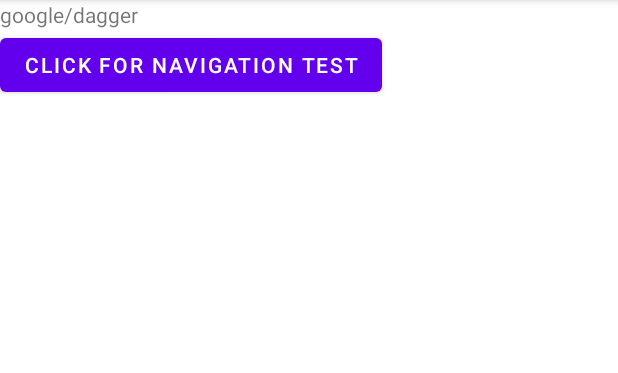
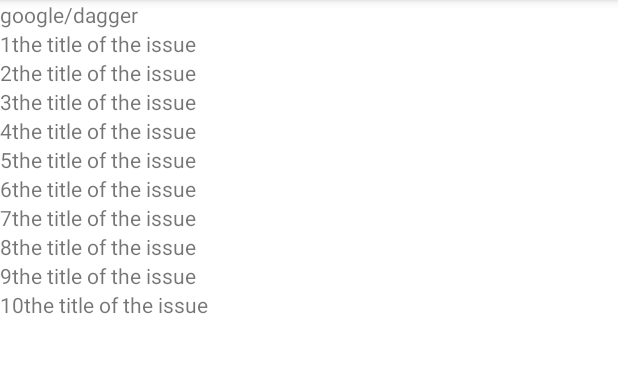
Before and after one commit to thingsflow/android-intern-practice, an Android app: the screen it shows after launch (MainActivity), on a phone screen of 412 x 824 dp, the part 84-457 px from its top. Run offline under Robolectric (Android 15) with nearby library versions, the phone set to English and light mode, and no system bars; our stand-ins replace Dagger/Hilt's generated code.

Commit message:
Add recyclerview

```diff
--- /dev/null
+++ b/app/src/main/java/com/thingsflow/internapplication/ui/main/IssueListAdapter.kt
@@ -0,0 +1,39 @@
+package com.thingsflow.internapplication.ui.main
+
+import android.view.LayoutInflater
+import android.view.ViewGroup
+import androidx.navigation.Navigation
+import androidx.recyclerview.widget.ListAdapter
+import androidx.recyclerview.widget.RecyclerView
+import com.thingsflow.internapplication.R
+import com.thingsflow.internapplication.data.IssueData
+import com.thingsflow.internapplication.databinding.IssueItemBinding
+import javax.inject.Inject
+
+class IssueListAdapter @Inject constructor() :
+    ListAdapter<IssueData, IssueListAdapter.IssueListViewHolder>(IssueListCallBack) {
+
+    override fun onCreateViewHolder(parent: ViewGroup, viewType: Int): IssueListViewHolder {
+        return IssueListViewHolder(IssueItemBinding.inflate(LayoutInflater.from(parent.context), parent, false))
+    }
+
+    override fun onBindViewHolder(holder: IssueListViewHolder, position: Int) {
+        holder.bind(currentList[position])
+    }
+
+
+
+    inner class IssueListViewHolder(private val binding: IssueItemBinding) : RecyclerView.ViewHolder(binding.root) {
+
+        fun bind(item: IssueData) {
+            binding.issueNum.text = item.issueNum.toString()
+            binding.issueTitle.text = item.issueTitle
+
+            binding.root.setOnClickListener{
+                Navigation.findNavController(it).navigate(R.id.action_main_to_detail)
+            }
+        }
+
+    }
+
+}
--- /dev/null
+++ b/app/src/main/java/com/thingsflow/internapplication/ui/main/IssueListCallBack.kt
@@ -0,0 +1,14 @@
+package com.thingsflow.internapplication.ui.main
+
+import androidx.recyclerview.widget.DiffUtil
+import com.thingsflow.internapplication.data.IssueData
+
+object IssueListCallBack : DiffUtil.ItemCallback<IssueData>() {
+    override fun areItemsTheSame(oldItem: IssueData, newItem: IssueData): Boolean {
+        return oldItem.issueNum == newItem.issueNum
+    }
+
+    override fun areContentsTheSame(oldItem: IssueData, newItem: IssueData): Boolean {
+        return oldItem == newItem
+    }
+}
--- a/app/src/main/java/com/thingsflow/internapplication/ui/main/MainFragment.kt
+++ b/app/src/main/java/com/thingsflow/internapplication/ui/main/MainFragment.kt
@@ -10,6 +10,8 @@
 import android.widget.TextView
 import androidx.lifecycle.Observer
 import androidx.navigation.Navigation
+import androidx.recyclerview.widget.LinearLayoutManager
+import androidx.recyclerview.widget.RecyclerView
 import com.thingsflow.internapplication.R
 import com.thingsflow.internapplication.databinding.MainFragmentBinding
 import dagger.hilt.android.AndroidEntryPoint
@@ -27,15 +29,17 @@
 
     private lateinit var organizationTextView: TextView
     private lateinit var repositoryTextView: TextView
+    private lateinit var issueRecyclerView: RecyclerView
+
+    private val issueListAdapter = IssueListAdapter()
 
     override fun onCreateView(
         inflater: LayoutInflater, container: ViewGroup?,
         savedInstanceState: Bundle?
     ): View {
         _binding = MainFragmentBinding.inflate(inflater, container, false)
-        val root: View = binding.root
 
-        return root
+        return binding.root
     }
 
     override fun onDestroyView() {
@@ -50,17 +54,16 @@
 
         viewModel.setOrganization("google")
         viewModel.setRepository("dagger")
+        viewModel.setIssueList()
 
         organizationTextView = binding.organizationName
         repositoryTextView = binding.repositoryName
+        issueRecyclerView = binding.issueList
+
+        issueRecyclerView.layoutManager = LinearLayoutManager(context, LinearLayoutManager.VERTICAL, false)
+        issueRecyclerView.adapter = issueListAdapter
 
         observe()
-
-        //navigation test
-        val navTestBtn: Button = binding.navTestBtn
-        navTestBtn.setOnClickListener {
-            Navigation.findNavController(it).navigate(R.id.action_main_to_detail)
-        }
     }
 
     private fun observe() = with(viewModel) {
@@ -70,5 +73,8 @@
         repository.observe(viewLifecycleOwner, Observer {
             repositoryTextView.text = it
         })
+        issueList.observe(viewLifecycleOwner, Observer {
+            issueListAdapter.submitList(it)
+        })
     }
 }
--- a/app/src/main/java/com/thingsflow/internapplication/ui/main/MainViewModel.kt
+++ b/app/src/main/java/com/thingsflow/internapplication/ui/main/MainViewModel.kt
@@ -27,4 +27,14 @@
     fun setRepository(repository: String){
         _repository.value = repository
     }
+
+    fun setIssueList(){
+
+        _issueList.value = ArrayList()
+
+        //test data
+        for (i in 1..10){
+            _issueList.value?.add(IssueData(i, "the title of the issue"))
+        }
+    }
 }
--- /dev/null
+++ b/app/src/main/res/layout/issue_item.xml
@@ -0,0 +1,25 @@
+<?xml version="1.0" encoding="utf-8"?>
+<androidx.constraintlayout.widget.ConstraintLayout xmlns:android="http://schemas.android.com/apk/res/android"
+    android:layout_width="match_parent"
+    android:layout_height="wrap_content"
+    xmlns:app="http://schemas.android.com/apk/res-auto">
+
+    <TextView
+        android:id="@+id/issueNum"
+        android:layout_width="0dp"
+        android:layout_height="wrap_content"
+        android:text="#issueNum "
+        app:layout_constraintTop_toTopOf="parent"
+        app:layout_constraintStart_toStartOf="parent"
+        app:layout_constraintBottom_toBottomOf="parent"/>
+
+    <TextView
+        android:id="@+id/issueTitle"
+        android:layout_width="0dp"
+        android:layout_height="wrap_content"
+        android:text="issue title"
+        app:layout_constraintTop_toTopOf="parent"
+        app:layout_constraintStart_toEndOf="@+id/issueNum"
+        app:layout_constraintBottom_toBottomOf="parent"/>
+
+</androidx.constraintlayout.widget.ConstraintLayout>
--- a/app/src/main/res/layout/main_fragment.xml
+++ b/app/src/main/res/layout/main_fragment.xml
@@ -32,12 +32,13 @@
         app:layout_constraintStart_toEndOf="@id/slash"
         app:layout_constraintTop_toTopOf="parent" />
 
-    <Button
-        android:id="@+id/navTestBtn"
-        android:layout_width="wrap_content"
-        android:layout_height="wrap_content"
-        android:text="Click For Navigation test"
+    <androidx.recyclerview.widget.RecyclerView
+        android:id="@+id/issueList"
+        android:layout_width="0dp"
+        android:layout_height="0dp"
+        app:layout_constraintTop_toBottomOf="@id/repositoryName"
         app:layout_constraintStart_toStartOf="parent"
-        app:layout_constraintTop_toBottomOf="@+id/organizationName" />
+        app:layout_constraintEnd_toEndOf="parent"
+        app:layout_constraintBottom_toBottomOf="parent"/>
 
 </androidx.constraintlayout.widget.ConstraintLayout>
```
